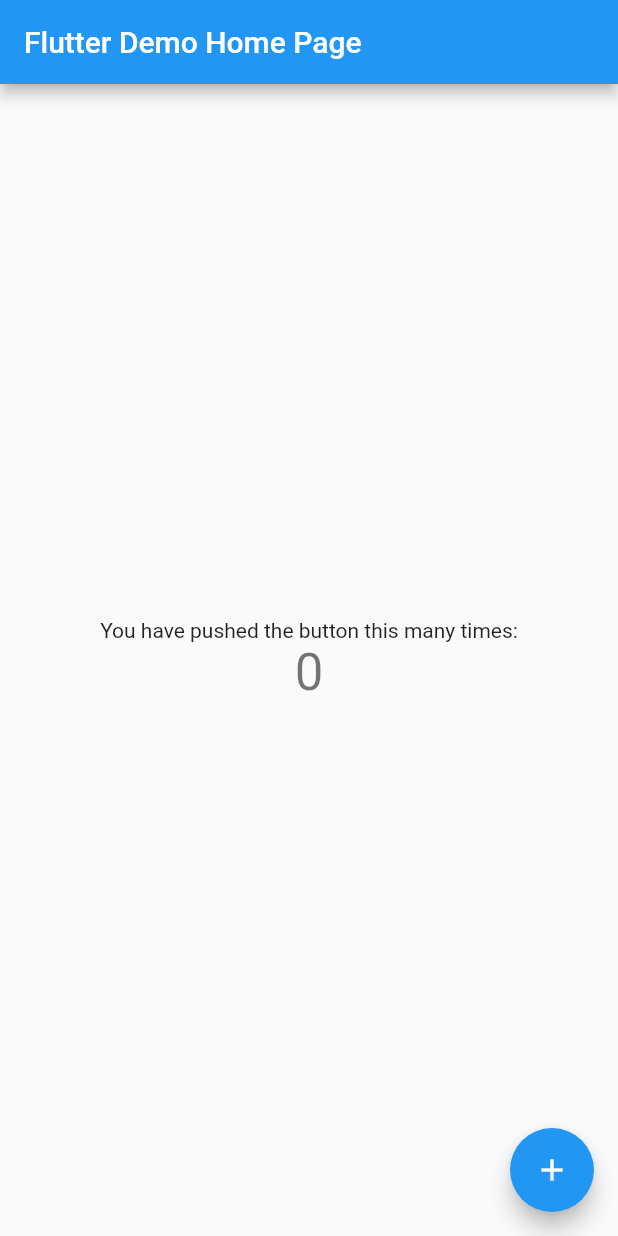
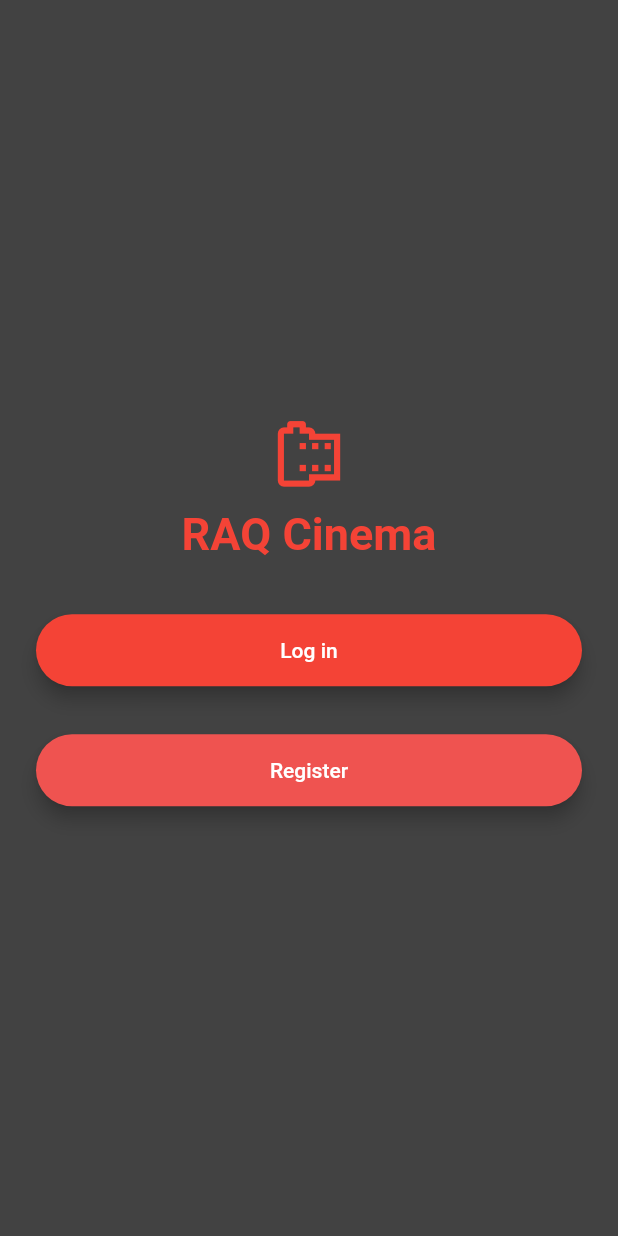
Before and after one commit to usef/cinema-booking-app, a Flutter app: the screen it shows after launch, on a phone screen of 412 x 824 dp. Run offline on Flutter 3.47's test engine with Material 2 defaults, Android fonts, the phone set to English and light mode, and no system bars.

Commit message:
Cust_Main+welc+Log+Reg_Screens V1

```diff
--- a/customer_app/lib/main.dart
+++ b/customer_app/lib/main.dart
@@ -1,117 +1,22 @@
 import 'package:flutter/material.dart';
+import 'package:customer_app/screens/WelcomeScreen.dart';
+import 'package:customer_app/screens/LoginScreen.dart';
+import 'package:customer_app/screens/RegisterScreen.dart';
 
 void main() {
   runApp(MyApp());
 }
 
 class MyApp extends StatelessWidget {
-  // This widget is the root of your application.
   @override
   Widget build(BuildContext context) {
     return MaterialApp(
-      title: 'Flutter Demo',
-      theme: ThemeData(
-        // This is the theme of your application.
-        //
-        // Try running your application with "flutter run". You'll see the
-        // application has a blue toolbar. Then, without quitting the app, try
-        // changing the primarySwatch below to Colors.green and then invoke
-        // "hot reload" (press "r" in the console where you ran "flutter run",
-        // or simply save your changes to "hot reload" in a Flutter IDE).
-        // Notice that the counter didn't reset back to zero; the application
-        // is not restarted.
-        primarySwatch: Colors.blue,
-        // This makes the visual density adapt to the platform that you run
-        // the app on. For desktop platforms, the controls will be smaller and
-        // closer together (more dense) than on mobile platforms.
-        visualDensity: VisualDensity.adaptivePlatformDensity,
-      ),
-      home: MyHomePage(title: 'Flutter Demo Home Page'),
+      initialRoute: '/WelcomeScreen',
+      routes: {
+        '/WelcomeScreen': (context) => WelcomeScreen(),
+        '/LoginScreen': (context) => LoginScreen(),
+        '/RegisterScreen': (context) => RegisterScreen(),
+      },
     );
   }
 }
-
-class MyHomePage extends StatefulWidget {
-  MyHomePage({Key key, this.title}) : super(key: key);
-
-  // This widget is the home page of your application. It is stateful, meaning
-  // that it has a State object (defined below) that contains fields that affect
-  // how it looks.
-
-  // This class is the configuration for the state. It holds the values (in this
-  // case the title) provided by the parent (in this case the App widget) and
-  // used by the build method of the State. Fields in a Widget subclass are
-  // always marked "final".
-
-  final String title;
-
-  @override
-  _MyHomePageState createState() => _MyHomePageState();
-}
-
-class _MyHomePageState extends State<MyHomePage> {
-  int _counter = 0;
-
-  void _incrementCounter() {
-    setState(() {
-      // This call to setState tells the Flutter framework that something has
-      // changed in this State, which causes it to rerun the build method below
-      // so that the display can reflect the updated values. If we changed
-      // _counter without calling setState(), then the build method would not be
-      // called again, and so nothing would appear to happen.
-      _counter++;
-    });
-  }
-
-  @override
-  Widget build(BuildContext context) {
-    // This method is rerun every time setState is called, for instance as done
-    // by the _incrementCounter method above.
-    //
-    // The Flutter framework has been optimized to make rerunning build methods
-    // fast, so that you can just rebuild anything that needs updating rather
-    // than having to individually change instances of widgets.
-    return Scaffold(
-      appBar: AppBar(
-        // Here we take the value from the MyHomePage object that was created by
-        // the App.build method, and use it to set our appbar title.
-        title: Text(widget.title),
-      ),
-      body: Center(
-        // Center is a layout widget. It takes a single child and positions it
-        // in the middle of the parent.
-        child: Column(
-          // Column is also a layout widget. It takes a list of children and
-          // arranges them vertically. By default, it sizes itself to fit its
-          // children horizontally, and tries to be as tall as its parent.
-          //
-          // Invoke "debug painting" (press "p" in the console, choose the
-          // "Toggle Debug Paint" action from the Flutter Inspector in Android
-          // Studio, or the "Toggle Debug Paint" command in Visual Studio Code)
-          // to see the wireframe for each widget.
-          //
-          // Column has various properties to control how it sizes itself and
-          // how it positions its children. Here we use mainAxisAlignment to
-          // center the children vertically; the main axis here is the vertical
-          // axis because Columns are vertical (the cross axis would be
-          // horizontal).
-          mainAxisAlignment: MainAxisAlignment.center,
-          children: <Widget>[
-            Text(
-              'You have pushed the button this many times:',
-            ),
-            Text(
-              '$_counter',
-              style: Theme.of(context).textTheme.headline4,
-            ),
-          ],
-        ),
-      ),
-      floatingActionButton: FloatingActionButton(
-        onPressed: _incrementCounter,
-        tooltip: 'Increment',
-        child: Icon(Icons.add),
-      ), // This trailing comma makes auto-formatting nicer for build methods.
-    );
-  }
-}
--- /dev/null
+++ b/customer_app/lib/models/RoundedButton.dart
@@ -0,0 +1,33 @@
+import 'package:flutter/material.dart';
+
+class RoundedButton extends StatelessWidget {
+  RoundedButton({this.title, this.colour, @required this.onPressed});
+
+  final Color colour;
+  final String title;
+  final Function onPressed;
+
+  @override
+  Widget build(BuildContext context) {
+    return Padding(
+      padding: EdgeInsets.symmetric(vertical: 16.0),
+      child: Material(
+        elevation: 5.0,
+        color: colour,
+        borderRadius: BorderRadius.circular(30.0),
+        child: MaterialButton(
+          onPressed: onPressed,
+          minWidth: 200.0,
+          height: 42.0,
+          child: Text(
+            title,
+            style: TextStyle(
+              color: Colors.white,
+            ),
+          ),
+        ),
+      ),
+    );
+  }
+}
+/**/
--- /dev/null
+++ b/customer_app/lib/screens/WelcomeScreen.dart
@@ -0,0 +1,63 @@
+import 'package:flutter/material.dart';
+import 'package:customer_app/models/RoundedButton.dart';
+
+class WelcomeScreen extends StatefulWidget {
+  @override
+  _WelcomeScreenState createState() => _WelcomeScreenState();
+}
+
+class _WelcomeScreenState extends State<WelcomeScreen> {
+  @override
+  Widget build(BuildContext context) {
+    return Scaffold(
+      backgroundColor: Colors.grey[800],
+      body: Padding(
+        padding: EdgeInsets.symmetric(horizontal: 24.0),
+        child: Column(
+          mainAxisAlignment: MainAxisAlignment.center,
+          crossAxisAlignment: CrossAxisAlignment.stretch,
+          children: [
+            Container(
+              child: IconButton(
+                  icon: Icon(
+                    Icons.camera_roll_outlined,
+                    size: 50,
+                    color: Colors.red,
+                  ),
+                  onPressed: null),
+            ),
+            SizedBox(
+              height: 20.0,
+            ),
+            Text(
+              'RAQ Cinema',
+              textAlign: TextAlign.center,
+              style: TextStyle(
+                fontSize: 30.0,
+                color: Colors.red,
+                fontWeight: FontWeight.bold,
+              ),
+            ),
+            SizedBox(
+              height: 20.0,
+            ),
+            RoundedButton(
+              title: 'Log in',
+              colour: Colors.red,
+              onPressed: () {
+                Navigator.pushNamed(context, '/LoginScreen');
+              },
+            ),
+            RoundedButton(
+              title: 'Register',
+              colour: Colors.red[400],
+              onPressed: () {
+                Navigator.pushNamed(context, '/RegisterScreen');
+              },
+            ),
+          ],
+        ),
+      ),
+    );
+  }
+}
```
Also changed, not shown: customer_app/lib/models/CustTextfield.dart (added, +31 -0 lines), customer_app/lib/screens/LoginScreen.dart (added, +76 -0 lines), customer_app/lib/screens/RegisterScreen.dart (added, +87 -0 lines), 1 other file.
